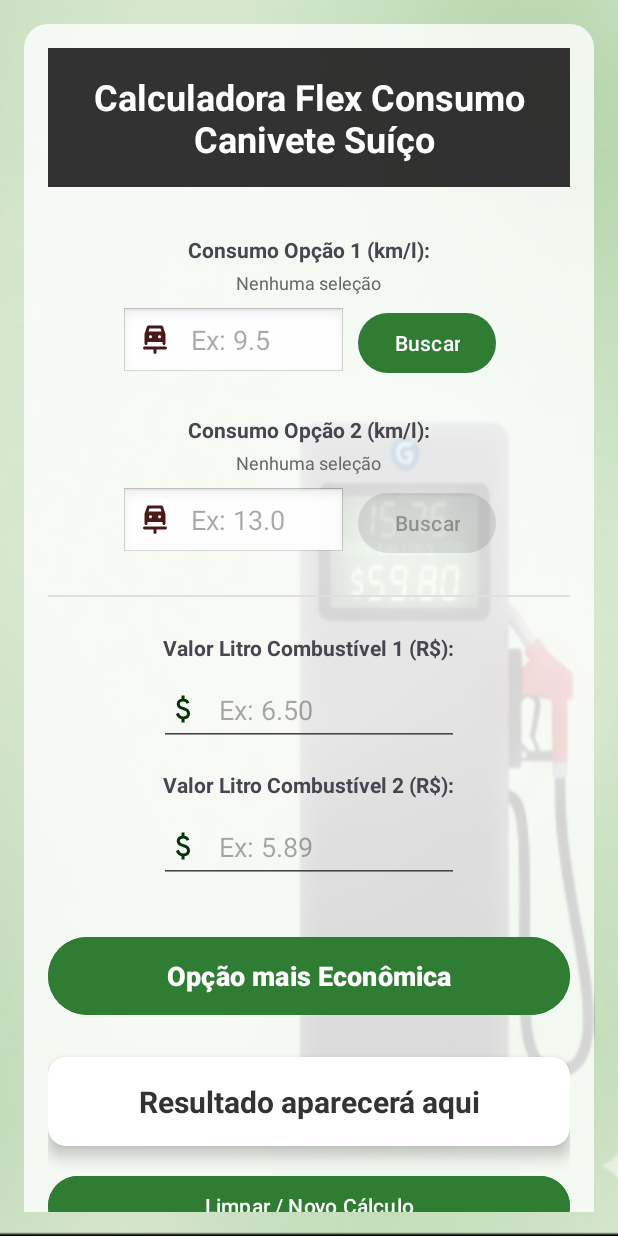
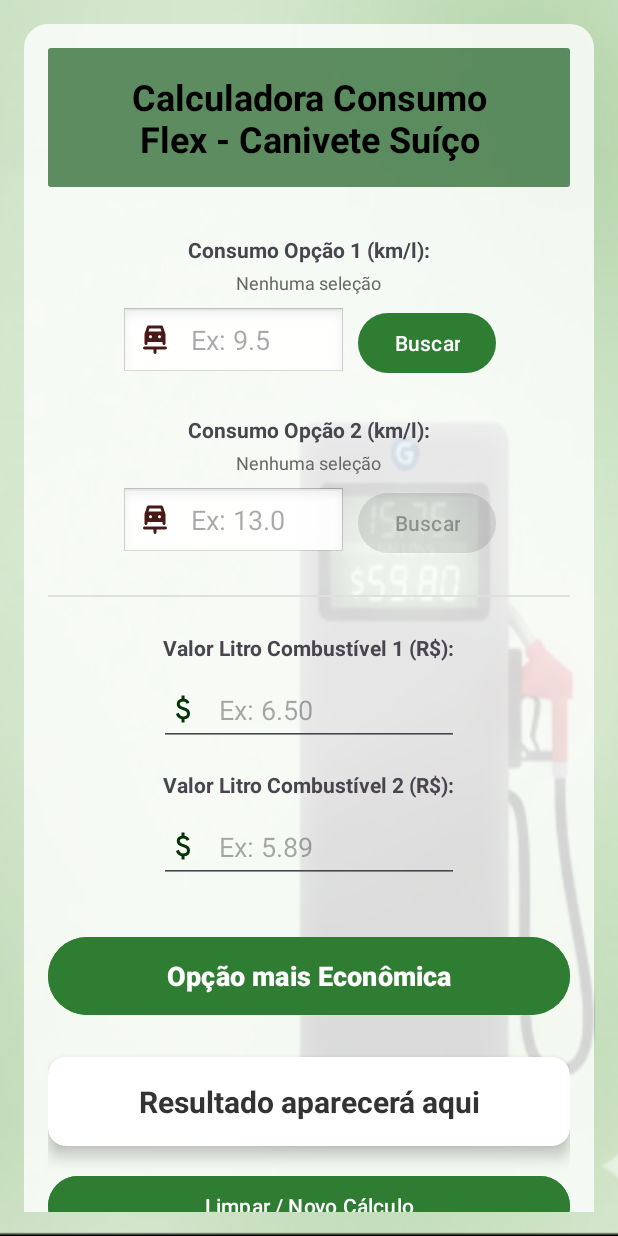
Before and after one commit to ztechbr/consumoveiculos, an Android app: the screen it shows after launch (MainActivity), on a phone screen of 412 x 824 dp. Run offline under Robolectric (Android 15) with nearby library versions, the light colour scheme and no system bars.

Commit message:
Ajustes de Layout

```diff
--- a/app/src/main/java/io/ztech/apppostogasolina/MainActivity.kt
+++ b/app/src/main/java/io/ztech/apppostogasolina/MainActivity.kt
@@ -2,6 +2,7 @@ package io.ztech.apppostogasolina
 
 import android.content.Intent
 import android.graphics.Color
+import android.media.MediaPlayer
 import android.os.Bundle
 import android.widget.Button
 import android.widget.EditText
@@ -11,6 +12,9 @@ import androidx.activity.result.contract.ActivityResultContracts
 import androidx.appcompat.app.AppCompatActivity
 
 class MainActivity : AppCompatActivity() {
+
+    // Audio
+    private lateinit var mp: MediaPlayer
 
     // Componentes da Interface
     private lateinit var edtConsumo1: EditText
@@ -22,22 +26,21 @@ class MainActivity : AppCompatActivity() {
     private lateinit var txtResumo2: TextView
     private lateinit var btnBuscar2: Button
 
-    // Variável para saber qual botão foi clicado (1 ou 2)
+    // Variável para saber qual botão foi clicado
     private var campoParaPreencher: Int = 0
 
-    // --- VARIÁVEIS DE MEMÓRIA ---
+    // Variáveis de memória
     private var ultimoTipo: String? = null
     private var ultimoMotor: String? = null
     private var ultimoUso: String? = null
     private var ultimoCombustivel: String? = null
 
-    // Configuração para receber o resultado da tela de lista
+    // Configuração da tela de lista
     private val getConsumo = registerForActivityResult(ActivityResultContracts.StartActivityForResult()) { result ->
         if (result.resultCode == RESULT_OK) {
             val data = result.data
 
             val consumoRetornado = data?.getDoubleExtra("CONSUMO_ESCOLHIDO", 0.0) ?: 0.0
-
             val resumoTexto = data?.getStringExtra("RESUMO_ESCOLHA") ?: getString(R.string.text_personalizado)
 
             ultimoTipo = data?.getStringExtra("EXTRA_TIPO")
@@ -57,8 +60,12 @@ class MainActivity : AppCompatActivity() {
     }
 
     override fun onCreate(savedInstanceState: Bundle?) {
+
         super.onCreate(savedInstanceState)
         setContentView(R.layout.activity_main)
+
+        // Inicializar áudio
+        mp = MediaPlayer.create(this, R.raw.caixaregistradora)
 
         // Vinculando IDs
         edtConsumo1 = findViewById(R.id.edtConsumo1)
@@ -66,14 +73,12 @@ class MainActivity : AppCompatActivity() {
         edtPreco1 = findViewById(R.id.edtPreco1)
         edtPreco2 = findViewById(R.id.edtPreco2)
         txtResultado = findViewById(R.id.txtResultado)
-
         txtResumo1 = findViewById(R.id.txtResumo1)
         txtResumo2 = findViewById(R.id.txtResumo2)
 
         val btnBuscar1 = findViewById<Button>(R.id.btnBuscar1)
         btnBuscar2 = findViewById<Button>(R.id.btnBuscar2)
         val btnCalcular = findViewById<Button>(R.id.btnCalcular)
-
         val btnLimpar = findViewById<Button>(R.id.btnLimpar)
 
         btnBuscar2.isEnabled = false
@@ -89,6 +94,7 @@ class MainActivity : AppCompatActivity() {
         }
 
         btnCalcular.setOnClickListener {
+            mp.start()      // toca o som
             calcularMelhorOpcao()
         }
 
@@ -152,29 +158,29 @@ class MainActivity : AppCompatActivity() {
         val custoKm1 = preco1 / consumo1
         val custoKm2 = preco2 / consumo2
 
-//        val resumo1 = txtResumo1.text.toString().substringBefore(" - ")
-//        val resumo2 = txtResumo2.text.toString().substringBefore(" - ")
-
         val resumo1 = txtResumo1.text.toString().replace(" ", "")
         val resumo2 = txtResumo2.text.toString().replace(" ", "")
 
         if (custoKm1 < custoKm2) {
             val economia = ((1 - (custoKm1 / custoKm2)) * 100).toInt()
-            // Concatenando a string manualmente para formar a frase completa
             txtResultado.text = "A opção 1 $resumo1 é $economia% mais econômico que o $resumo2."
             txtResultado.setTextColor(getColor(android.R.color.holo_green_dark))
 
         } else if (custoKm2 < custoKm1) {
             val economia = ((1 - (custoKm2 / custoKm1)) * 100).toInt()
-            // Concatenando a string manualmente para formar a frase completa
             txtResultado.text = "A opção 2 $resumo2 é $economia% mais econômico que o $resumo1."
             txtResultado.setTextColor(getColor(android.R.color.holo_orange_dark))
 
         } else {
-            // Para o caso de empate, podemos continuar usando o recurso de string, pois não há argumentos.
             txtResultado.text = getString(R.string.result_comb_empate)
             txtResultado.setTextColor(Color.BLUE)
         }
+    }
 
+    override fun onDestroy() {
+        super.onDestroy()
+        if (this::mp.isInitialized) {
+            mp.release()
+        }
     }
 }
--- /dev/null
+++ b/app/src/main/res/drawable/bg_black_translucido.xml
@@ -0,0 +1,9 @@
+<shape xmlns:android="http://schemas.android.com/apk/res/android">
+    <solid android:color="@color/primary_green_translucid"/>
+    <corners android:radius="2dp"/>
+    <padding
+        android:left="8dp"
+        android:top="8dp"
+        android:right="8dp"
+        android:bottom="8dp"/>
+</shape>
--- a/app/src/main/res/layout/activity_main.xml
+++ b/app/src/main/res/layout/activity_main.xml
@@ -20,12 +20,12 @@
         <TextView
             android:layout_width="match_parent"
             android:layout_height="wrap_content"
-            android:text="Calculadora Flex Consumo\n Canivete Suíço"
+            android:text="Calculadora Consumo\nFlex - Canivete Suíço"
             android:textSize="24sp"
             android:textStyle="bold"
             android:gravity="center"
-            android:background="@color/title_background"
-            android:textColor="@color/title_text_color"
+            android:background="@drawable/bg_black_translucido"
+            android:textColor="@color/title_text_color_dark"
             android:padding="16dp"
             android:layout_marginBottom="32dp"/>
 
--- a/app/src/main/res/values/colors.xml
+++ b/app/src/main/res/values/colors.xml
@@ -3,6 +3,7 @@
     <color name="primary_green">#2E7D32</color>
     <color name="primary_green_light">#4CAF50</color>
     <color name="primary_green_dark">#1B5E20</color>
+    <color name="primary_green_translucid">#B21B5E20</color>
 
     <color name="secondary_orange">#763E04</color>
 
@@ -11,4 +12,5 @@
     <color name="background_light">#F5F5F5</color>
     <color name="title_background">#CC000000</color>
     <color name="title_text_color">#FFFFFF</color>
+    <color name="title_text_color_dark">#000000</color>
 </resources>
```
Also changed, not shown: 1 other file.
